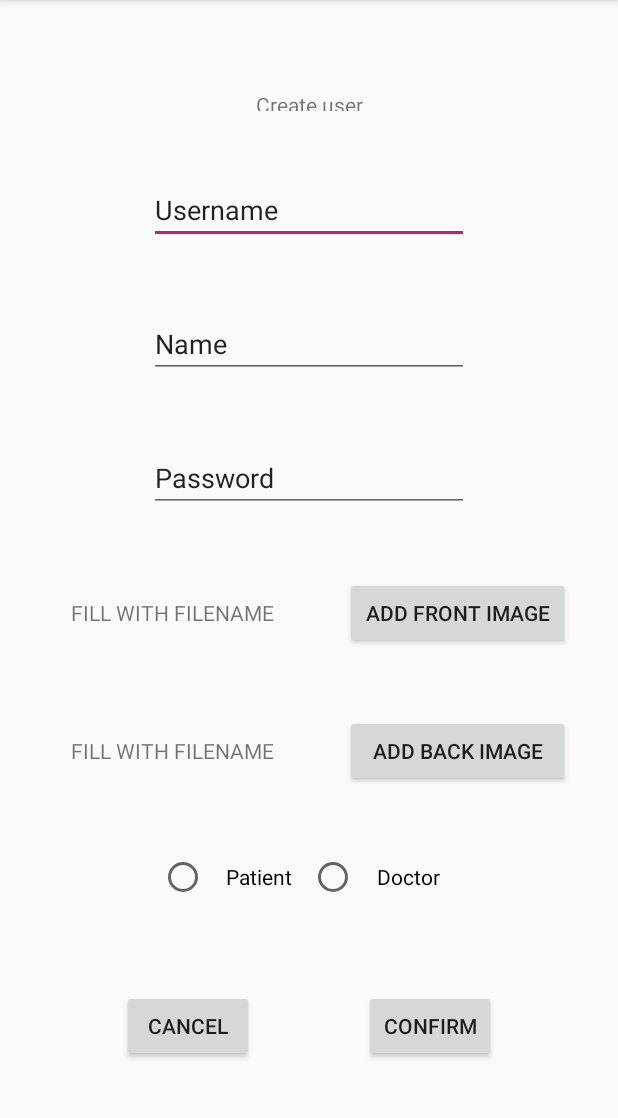
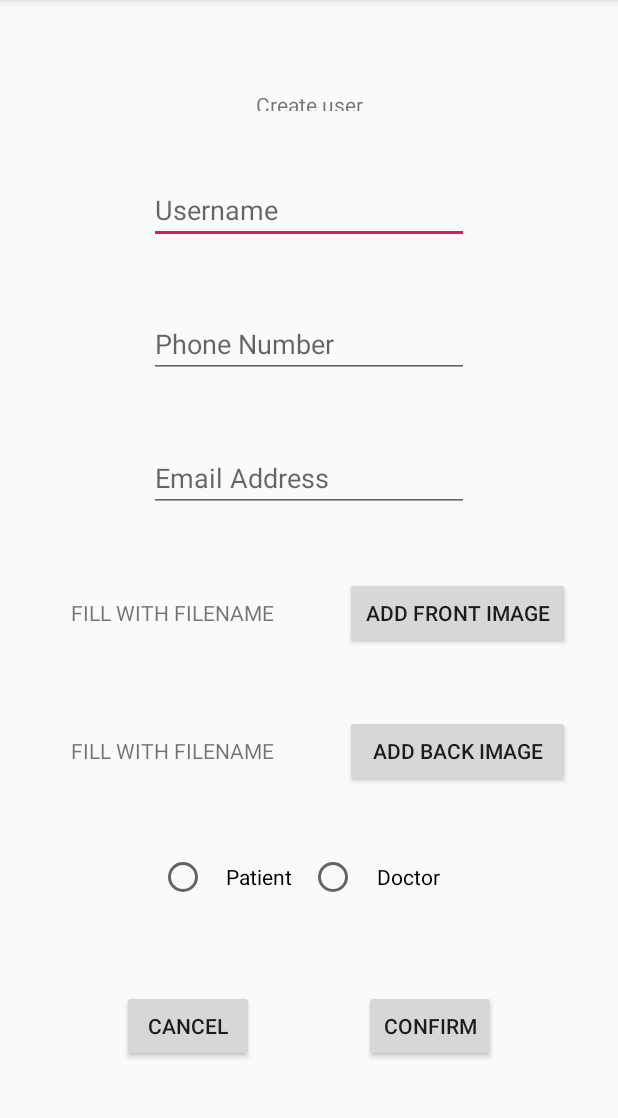
Before and after one commit to CMPUT301F18T19/HADA, an Android app: the NewUserActivity screen opened directly, with no data from a screen before it, on a phone screen of 412 x 824 dp, the part 84-1202 px from its top. Run offline under Robolectric (Android 15) with nearby library versions, the phone set to English and light mode, and no system bars.

```diff
--- a/app/src/main/AndroidManifest.xml
+++ b/app/src/main/AndroidManifest.xml
@@ -29,5 +29,5 @@
         <activity android:name=".ui.ViewRecordActivity" />
         <activity android:name=".ui.EditUserSettingsActivity"></activity>
     </application>
-
+    <uses-permission android:name="android.permission.INTERNET" />
 </manifest>
--- a/app/src/main/java/ca/ualberta/cs/cmput301f18t19/hada/hada/ui/NewUserActivity.java
+++ b/app/src/main/java/ca/ualberta/cs/cmput301f18t19/hada/hada/ui/NewUserActivity.java
@@ -15,22 +15,26 @@ package ca.ualberta.cs.cmput301f18t19.hada.hada.ui;
 
 import android.support.v7.app.AppCompatActivity;
 import android.os.Bundle;
+import android.util.Log;
+import android.view.View;
 import android.widget.Button;
 import android.widget.EditText;
 import android.widget.RadioButton;
-import android.widget.TextView;
+import android.widget.Toast;
 
 import java.util.ArrayList;
 
 import ca.ualberta.cs.cmput301f18t19.hada.hada.R;
 import ca.ualberta.cs.cmput301f18t19.hada.hada.model.CareProvider;
 import ca.ualberta.cs.cmput301f18t19.hada.hada.model.Patient;
+import ca.ualberta.cs.cmput301f18t19.hada.hada.model.User;
+import ca.ualberta.cs.cmput301f18t19.hada.hada.model.UserManager;
 
 public class NewUserActivity extends AppCompatActivity {
 
     private EditText username;
-    private EditText password;
-    private EditText name;
+    private EditText phonenumber;
+    private EditText email;
     private ArrayList<Patient> patientList = new ArrayList<Patient>();
     private ArrayList<CareProvider> careProviderList = new ArrayList<CareProvider>();
 
@@ -42,16 +46,52 @@ public class NewUserActivity extends AppCompatActivity {
         setContentView(R.layout.activity_new_user);
 
         username = (EditText) findViewById(R.id.newUserEnterUsername);
-        password = (EditText) findViewById(R.id.newUserEnterPassword);
-        name = (EditText) findViewById(R.id.newUserEnterName);
+        phonenumber = (EditText) findViewById(R.id.newUserEnterPhone);
+        email = (EditText) findViewById(R.id.newUserEnterEmail);
         Button frontImage = findViewById(R.id.newUserAddFrontImageButton);
         Button backImage = findViewById(R.id.newUserAddBackImageButton);
         Button confirm = findViewById(R.id.newUserConfirm);
         Button cancel = findViewById(R.id.newUserCancel);
-        RadioButton patient = findViewById(R.id.newUserPatientRadioButton);
-        RadioButton doctor = findViewById(R.id.newUserDoctorRadioButton);
+        final RadioButton patient = findViewById(R.id.newUserPatientRadioButton);
+        final RadioButton doctor = findViewById(R.id.newUserDoctorRadioButton);
+
+        confirm.setOnClickListener(new View.OnClickListener() {
+            @Override
+            public void onClick(View view) {
+                boolean newPatient = false;
+                boolean newCareProvider = false;
+                if(patient.isChecked()){
+                    newPatient = true;
+                }
+                if(doctor.isChecked()){
+                    newCareProvider = true;
+                }
+                if(!newPatient && !newCareProvider){
+                    //TODO: Add toast message to strings xml (prevent hardcoding)
+                    Toast.makeText(NewUserActivity.this,
+                            "Please select a user type.", Toast.LENGTH_SHORT).show();
+                }
+                else{
+                    if(newPatient){
+
+                        String patientID = username.getText().toString();
+                        String patientPhone = phonenumber.getText().toString();
+                        String patientEmail = email.getText().toString();
+                        Patient patient = new Patient(patientID, patientPhone, patientEmail);
+                        new UserManager.AddPatientTask().execute(patient);
+                        /*try{
+                            Patient patient2 = new UserManager.GetPatientTask().execute("string").get();
+                            Log.d("Tast", patient2.getUserID());
+                        }catch (Exception e){
+                            //whatever
+                        }
+                        */
 
 
+                    }
+                }
+            }
+        });
 
     }
 }
--- a/app/src/main/res/layout/activity_new_user.xml
+++ b/app/src/main/res/layout/activity_new_user.xml
@@ -25,39 +25,39 @@
         android:layout_width="wrap_content"
         android:layout_height="wrap_content"
         android:ems="10"
+        android:hint="@string/enter_username"
         android:inputType="textPersonName"
-        android:text="@string/enter_username"
-        app:layout_constraintBottom_toTopOf="@+id/newUserEnterName"
+        app:layout_constraintBottom_toTopOf="@+id/newUserEnterPhone"
         app:layout_constraintEnd_toEndOf="parent"
         app:layout_constraintHorizontal_bias="0.5"
         app:layout_constraintStart_toStartOf="parent"
         app:layout_constraintTop_toBottomOf="@+id/newUserTextView" />
 
     <EditText
-        android:id="@+id/newUserEnterName"
+        android:id="@+id/newUserEnterPhone"
         android:layout_width="wrap_content"
         android:layout_height="wrap_content"
         android:ems="10"
+        android:hint="@string/add_phonenumber_hint"
         android:inputType="textPersonName"
-        android:text="@string/name"
-        app:layout_constraintBottom_toTopOf="@+id/newUserEnterPassword"
+        app:layout_constraintBottom_toTopOf="@+id/newUserEnterEmail"
         app:layout_constraintEnd_toEndOf="parent"
         app:layout_constraintHorizontal_bias="0.5"
         app:layout_constraintStart_toStartOf="parent"
         app:layout_constraintTop_toBottomOf="@+id/newUserEnterUsername" />
 
     <EditText
-        android:id="@+id/newUserEnterPassword"
+        android:id="@+id/newUserEnterEmail"
         android:layout_width="wrap_content"
         android:layout_height="wrap_content"
         android:ems="10"
+        android:hint="@string/add_email_hint"
         android:inputType="textPersonName"
-        android:text="@string/password"
         app:layout_constraintBottom_toTopOf="@+id/newUserAddFrontImageButton"
         app:layout_constraintEnd_toEndOf="parent"
         app:layout_constraintHorizontal_bias="0.5"
         app:layout_constraintStart_toStartOf="parent"
-        app:layout_constraintTop_toBottomOf="@+id/newUserEnterName" />
+        app:layout_constraintTop_toBottomOf="@+id/newUserEnterPhone" />
 
     <Button
         android:id="@+id/newUserAddFrontImageButton"
@@ -67,7 +67,7 @@
         android:text="@string/add_front_image"
         app:layout_constraintBottom_toTopOf="@+id/newUserAddBackImageButton"
         app:layout_constraintEnd_toEndOf="parent"
-        app:layout_constraintTop_toBottomOf="@+id/newUserEnterPassword" />
+        app:layout_constraintTop_toBottomOf="@+id/newUserEnterEmail" />
 
     <Button
         android:id="@+id/newUserAddBackImageButton"
--- a/app/src/main/res/values/strings.xml
+++ b/app/src/main/res/values/strings.xml
@@ -12,8 +12,8 @@
     <string name="confirm">Confirm</string>
     <string name="doctor">Doctor</string>
     <string name="patient">Patient</string>
-    <string name="name">Name</string>
-    <string name="password">Password</string>
+    <string name="add_phonenumber_hint">Phone Number</string>
+    <string name="add_email_hint">Email Address</string>
     <string name="search">Search</string>
     <string name="new_problem">New Problem</string>
     <string name="user_settings">User Settings</string>
```
Also changed, not shown: app/src/main/java/ca/ualberta/cs/cmput301f18t19/hada/hada/model/Patient.java (+10 -1 lines), app/src/main/java/ca/ualberta/cs/cmput301f18t19/hada/hada/model/UserManager.java (added, +99 -0 lines), app/src/main/java/ca/ualberta/cs/cmput301f18t19/hada/hada/ui/MainActivity.java (+8 -0 lines).
